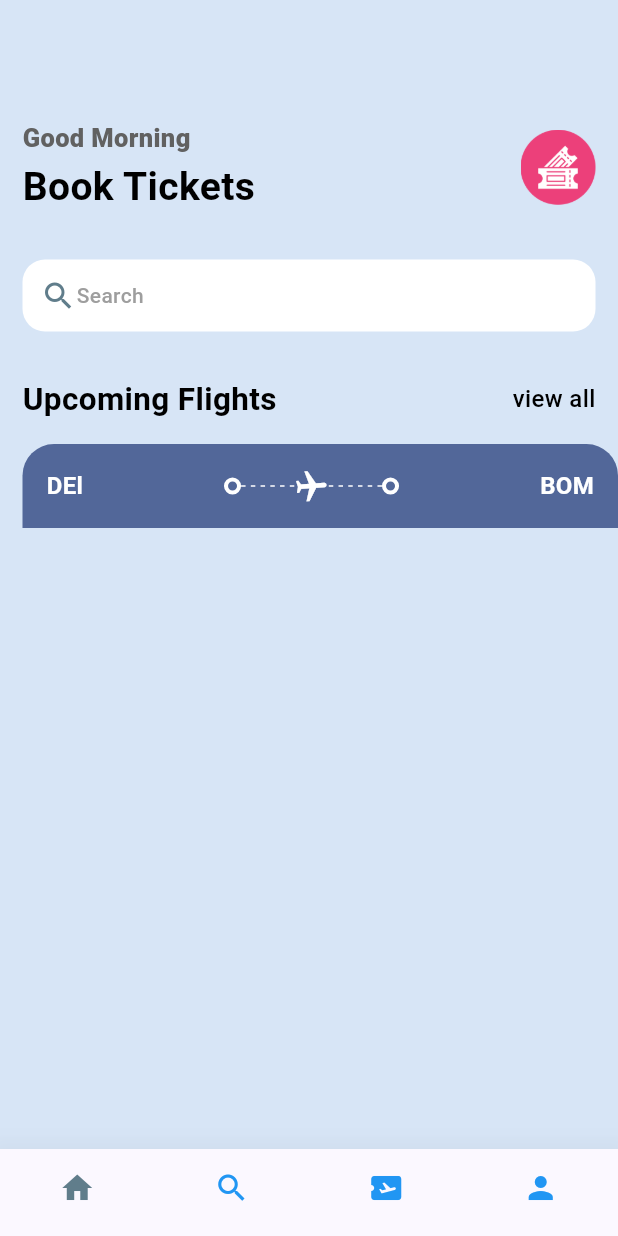
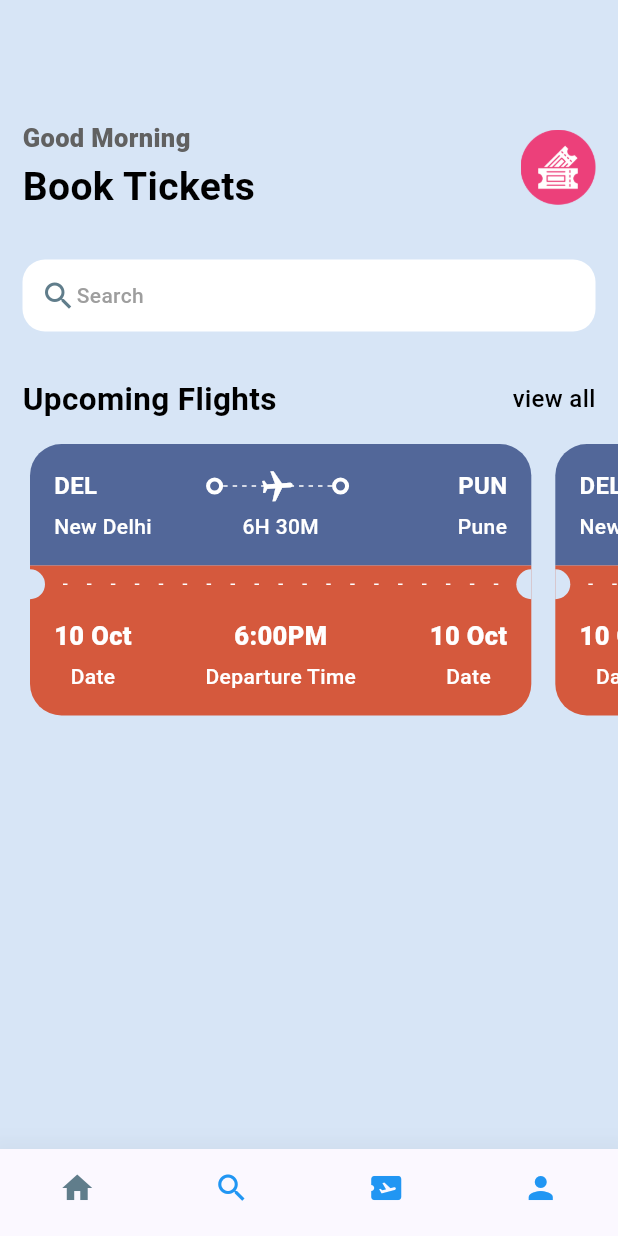
Before and after one commit to jaybhavsar555/TicketBookingApp, a Flutter app: the screen it shows after launch, on a phone screen of 412 x 824 dp. Run offline on Flutter 3.47's test engine with Material 2 defaults, Android fonts, the phone set to English and light mode, and no system bars; our stand-ins replace gap.

Commit message:
Done with ticket_view.dart

```diff
--- a/lib/screens/home_screen.dart
+++ b/lib/screens/home_screen.dart
@@ -84,7 +84,17 @@ class MyHomePage extends StatelessWidget {
             ),
 
               const Gap(15),
-              TicketView(),
+              const SingleChildScrollView(
+                scrollDirection: Axis.horizontal,
+                  padding: EdgeInsets.only(left: 20),
+                  child:
+                  Row(
+                    children: [
+                      TicketView(),
+                      TicketView(),
+                    ],
+                  )
+              ),
             ],
           ),
 
--- a/lib/screens/ticket_view.dart
+++ b/lib/screens/ticket_view.dart
@@ -1,4 +1,5 @@
 import 'package:flutter/material.dart';
+import 'package:gap/gap.dart';
 import 'package:ticketbookapp/utils/app_layout.dart';
 import 'package:ticketbookapp/utils/app_style.dart';
 import 'package:ticketbookapp/widget/round_container.dart';
@@ -10,13 +11,16 @@ class TicketView extends StatelessWidget {
   Widget build(BuildContext context) {
     final size= AppLayout.getSize(context);
     return  SizedBox(
-        width: size.width,
-      height: 200,
+        width: size.width*0.85,
+        height: 200,
 
       child: Container(
-        margin: const EdgeInsets.only(left: 15),
+        margin: const EdgeInsets.only(right: 16),
         child: Column(
           children: [
+            /*
+                  Showing the blue part of the ticket
+            * */
             Container(
 
               decoration: const BoxDecoration(
@@ -26,10 +30,11 @@ class TicketView extends StatelessWidget {
               padding: const EdgeInsets.all(16),
               child: Column(
                 children: [
+
                   Row(
                     // mainAxisAlignment: MainAxisAlignment.spaceBetween,
                     children: [
-                      Text("DEl",style: Styles.ticketTextStyle1,),
+                      Text("DEL",style: Styles.ticketTextStyle1,),
                       const Spacer(),
                       const RoundContainer(),
                       Expanded(child:
@@ -56,6 +61,7 @@ class TicketView extends StatelessWidget {
                             }
                           ),
                         ),
+
                           Center(child: Transform.rotate(angle: 1.5,child: const Icon(Icons.local_airport,color: Colors.white,),),),
 
                         ]
@@ -64,25 +70,138 @@ class TicketView extends StatelessWidget {
                        const RoundContainer(),
                       const Spacer(),
 
-                      Text("BOM",style: Styles.ticketTextStyle1,),
+                      Text("PUN",style: Styles.ticketTextStyle1,),
+
+
+
+
+                    ],
+                  ),
+                   Gap(5),
+                   Row(
+                     mainAxisAlignment: MainAxisAlignment.spaceBetween,
+                    children: [
+                      SizedBox(
+                        width: 100,
+                        child: Text("New Delhi", style: Styles.textHeadStyle4.copyWith(color: Colors.white),),
+                      ),
+
+
+                      Text("6H 30M", style: Styles.textHeadStyle4.copyWith(color: Colors.white)),
+
+                      SizedBox(
+                        width: 100,
+                        child: Text("Pune", style: Styles.textHeadStyle4.copyWith(color: Colors.white), textAlign: TextAlign.end,),
+                      ),
+
                     ],
                   )
+
                 ],
               ),
             ),
-            // const Divider(
-            //   color: Colors.white,
-            //   thickness: 5,
-            //   height: 0.1,
-            //
-            //
-            // ),
+            /*
+                  Showing the red part of the ticket
+            * */
+            Container(
+              color: Styles.orangeColor,
 
+              child:  Row(
+                children: [
+                  SizedBox(
+                    height: 20,
+                    width: 10,
+                    child: DecoratedBox(
+                      decoration: BoxDecoration(
+                        color: Styles.bgColor,
+                        borderRadius: const BorderRadius.only(
+                         topRight: Radius.circular(10),
+                          bottomRight: Radius.circular(10),
+                        )
+                      ),
+                    ),
+                  ),
+                  Expanded(
+                      child: Padding(
+                        padding: const EdgeInsets.all(12.0),
+                        child: LayoutBuilder(
+                           builder: (BuildContext context, BoxConstraints constraints){
+                           return  Flex(
+                             direction: Axis.horizontal,
+                             mainAxisAlignment: MainAxisAlignment.spaceBetween,
+                             children: List.generate((constraints.constrainWidth()/15).floor(), (index) => const SizedBox(
+                               width: 3,height: 1, child: DecoratedBox(
+                               decoration: BoxDecoration(
+                                   color: Colors.white
+                               ),
+                             ),
+                             )
+                             ),
+                           );
+                  },
+                        ),
+                      )
+                  ),
+                  SizedBox(
+                    height: 20,
+                    width: 10,
+                    child: DecoratedBox(
+                      decoration: BoxDecoration(
+                          color: Styles.bgColor,
+                          borderRadius: const BorderRadius.only(
+                            topLeft: Radius.circular(10),
+                            bottomLeft: Radius.circular(10),
+                          )
+                      ),
+                    ),
+                  ),
+                ],
+              ),
+            ),
+            /*
+                  Showing the Bottom part of the ticket
+            * */
             Container(
-              // color: Colors.red,
-              padding: const EdgeInsets.all(16),
-            )
+              padding: const EdgeInsets.only(left: 16,top: 10,right: 16,bottom: 16),
+              decoration:  BoxDecoration(
+                color: Styles.orangeColor,
+                borderRadius: const BorderRadius.only(bottomLeft: Radius.circular(21),
+                    bottomRight: Radius.circular(21)),
 
+              ),
+              child: Column(
+                children: [
+                  Row(
+                    mainAxisAlignment: MainAxisAlignment.spaceBetween,
+                    children: [
+                        Column(
+                          children: [
+                            Text("10 Oct", style: Styles.textHeadStyle3.copyWith(color: Colors.white),),
+                            const Gap(5),
+                            Text("Date",style: Styles.textHeadStyle4.copyWith(color: Colors.white),),
+                          ],
+                        ),
+                      Column(
+                        children: [
+                          Text("6:00PM", style: Styles.textHeadStyle3.copyWith(color: Colors.white),),
+                          Gap(5),
+                          Text("Departure Time",style: Styles.textHeadStyle4.copyWith(color: Colors.white),),
+                        ],
+                      ),
+
+                      Column(
+                        children: [
+                          Text("10 Oct", style: Styles.textHeadStyle3.copyWith(color: Colors.white),),
+                          Gap(5),
+                          Text("Date",style: Styles.textHeadStyle4.copyWith(color: Colors.white),),
+                        ],
+                      ),
+
+                    ],
+                  ),
+                ],
+              ),
+            ),
           ],
         ),
       ),
--- a/lib/utils/app_style.dart
+++ b/lib/utils/app_style.dart
@@ -7,7 +7,7 @@ class Styles{
   static Color primaryColor=primary;
   static Color textColor=const Color(0xff000000);
   static Color bgColor=const Color(0xffd7e5f6);
-  static Color orangeColor=const Color(0xffd75221);
+  static Color orangeColor=const Color(0xffd5593d);
   static TextStyle textStyle1=TextStyle(fontSize: 16, color: textColor,fontWeight: FontWeight.w500);
   static TextStyle ticketTextStyle1= const TextStyle(fontSize: 16, color: Colors.white,fontWeight: FontWeight.w600);
 
```
